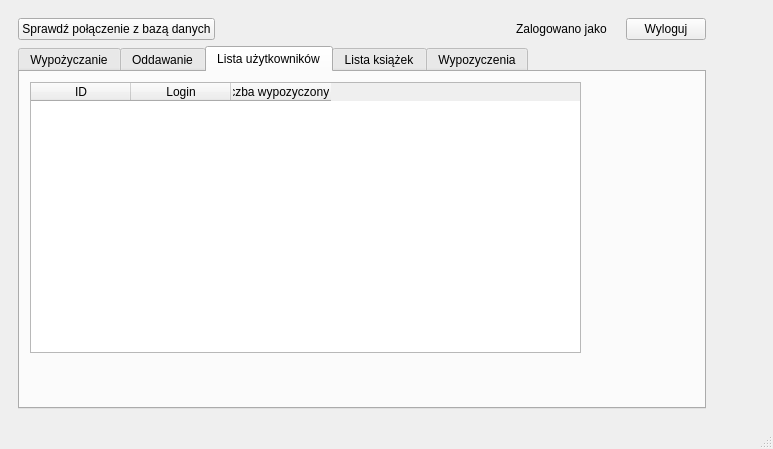
Qt form QT_files/mainwindow.ui (Sebastian029/Projekt-Cpp-v.2) before a commit.
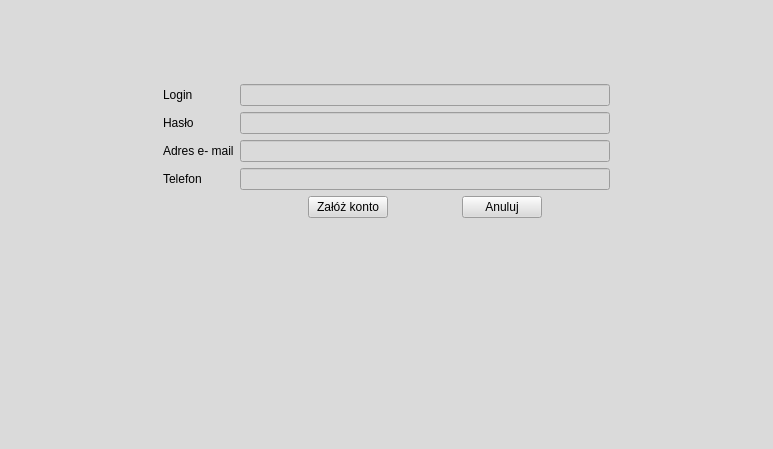
The same form after that commit. The open tabs and pages were chosen to show the change. Icons and pictures are not drawn.

Diff of the .ui file:
```diff
--- a/QT_files/mainwindow.ui
+++ b/QT_files/mainwindow.ui
@@ -11,11 +11,18 @@
    </rect>
   </property>
   <property name="windowTitle">
-   <string>MainWindow</string>
+   <string>Biblioteka</string>
+  </property>
+  <property name="windowIcon">
+   <iconset>
+    <normaloff>favicon.ico</normaloff>favicon.ico</iconset>
+  </property>
+  <property name="styleSheet">
+   <string notr="true">background-color: rgb(218, 218, 218);</string>
   </property>
   <widget class="QWidget" name="centralwidget">
-   <layout class="QFormLayout" name="formLayout_4">
-    <item row="0" column="0">
+   <layout class="QGridLayout" name="gridLayout">
+    <item row="0" column="1">
      <widget class="QStackedWidget" name="stackedWidget">
       <property name="currentIndex">
        <number>2</number>
@@ -234,146 +241,319 @@
         </layout>
        </widget>
       </widget>
-      <widget class="QWidget" name="page_4">
-       <layout class="QFormLayout" name="formLayout_6">
-        <item row="0" column="0" colspan="2">
+      <widget class="QWidget" name="page_tworzenie_konta">
+       <layout class="QGridLayout" name="gridLayout_2">
+        <item row="0" column="2">
+         <spacer name="horizontalSpacer_16">
+          <property name="orientation">
+           <enum>Qt::Horizontal</enum>
+          </property>
+          <property name="sizeHint" stdset="0">
+           <size>
+            <width>40</width>
+            <height>20</height>
+           </size>
+          </property>
+         </spacer>
+        </item>
+        <item row="0" column="0">
+         <spacer name="horizontalSpacer_14">
+          <property name="orientation">
+           <enum>Qt::Horizontal</enum>
+          </property>
+          <property name="sizeHint" stdset="0">
+           <size>
+            <width>40</width>
+            <height>20</height>
+           </size>
+          </property>
+         </spacer>
+        </item>
+        <item row="0" column="3">
+         <spacer name="horizontalSpacer_17">
+          <property name="orientation">
+           <enum>Qt::Horizontal</enum>
+          </property>
+          <property name="sizeHint" stdset="0">
+           <size>
+            <width>40</width>
+            <height>20</height>
+           </size>
+          </property>
+         </spacer>
+        </item>
+        <item row="3" column="2">
+         <spacer name="horizontalSpacer_7">
+          <property name="orientation">
+           <enum>Qt::Horizontal</enum>
+          </property>
+          <property name="sizeHint" stdset="0">
+           <size>
+            <width>40</width>
+            <height>20</height>
+           </size>
+          </property>
+         </spacer>
+        </item>
+        <item row="3" column="1">
+         <spacer name="horizontalSpacer_13">
+          <property name="orientation">
+           <enum>Qt::Horizontal</enum>
+          </property>
+          <property name="sizeHint" stdset="0">
+           <size>
+            <width>40</width>
+            <height>20</height>
+           </size>
+          </property>
+         </spacer>
+        </item>
+        <item row="0" column="1">
+         <spacer name="horizontalSpacer_15">
+          <property name="orientation">
+           <enum>Qt::Horizontal</enum>
+          </property>
+          <property name="sizeHint" stdset="0">
+           <size>
+            <width>40</width>
+            <height>20</height>
+           </size>
+          </property>
+         </spacer>
+        </item>
+        <item row="0" column="4">
+         <spacer name="horizontalSpacer_18">
+          <property name="orientation">
+           <enum>Qt::Horizontal</enum>
+          </property>
+          <property name="sizeHint" stdset="0">
+           <size>
+            <width>40</width>
+            <height>20</height>
+           </size>
+          </property>
+         </spacer>
+        </item>
+        <item row="3" column="4">
+         <spacer name="horizontalSpacer_10">
+          <property name="orientation">
+           <enum>Qt::Horizontal</enum>
+          </property>
+          <property name="sizeHint" stdset="0">
+           <size>
+            <width>40</width>
+            <height>20</height>
+           </size>
+          </property>
+         </spacer>
+        </item>
+        <item row="3" column="3">
+         <spacer name="horizontalSpacer_12">
+          <property name="orientation">
+           <enum>Qt::Horizontal</enum>
+          </property>
+          <property name="sizeHint" stdset="0">
+           <size>
+            <width>40</width>
+            <height>20</height>
+           </size>
+          </property>
+         </spacer>
+        </item>
+        <item row="1" column="0">
+         <spacer name="horizontalSpacer_5">
+          <property name="orientation">
+           <enum>Qt::Horizontal</enum>
+          </property>
+          <property name="sizeHint" stdset="0">
+           <size>
+            <width>40</width>
+            <height>20</height>
+           </size>
+          </property>
+         </spacer>
+        </item>
+        <item row="3" column="0">
+         <spacer name="horizontalSpacer_11">
+          <property name="orientation">
+           <enum>Qt::Horizontal</enum>
+          </property>
+          <property name="sizeHint" stdset="0">
+           <size>
+            <width>40</width>
+            <height>20</height>
+           </size>
+          </property>
+         </spacer>
+        </item>
+        <item row="1" column="4">
+         <spacer name="horizontalSpacer_6">
+          <property name="orientation">
+           <enum>Qt::Horizontal</enum>
+          </property>
+          <property name="sizeHint" stdset="0">
+           <size>
+            <width>40</width>
+            <height>20</height>
+           </size>
+          </property>
+         </spacer>
+        </item>
+        <item row="1" column="1" colspan="3">
          <layout class="QFormLayout" name="formLayout_5">
-          <item row="0" column="0">
+          <item row="1" column="0">
            <widget class="QLabel" name="label_6">
             <property name="text">
              <string>Login</string>
             </property>
            </widget>
           </item>
-          <item row="1" column="0">
+          <item row="1" column="1">
+           <widget class="QLineEdit" name="lineEdit_login_2">
+            <property name="maxLength">
+             <number>30</number>
+            </property>
+           </widget>
+          </item>
+          <item row="2" column="0">
            <widget class="QLabel" name="label_7">
             <property name="text">
              <string>Hasło</string>
             </property>
            </widget>
           </item>
-          <item row="2" column="0">
-           <widget class="QLabel" name="label_8">
-            <property name="text">
-             <string>Imię</string>
-            </property>
-           </widget>
-          </item>
-          <item row="3" column="0">
-           <widget class="QLabel" name="label_9">
-            <property name="text">
-             <string>Naswisko</string>
-            </property>
-           </widget>
-          </item>
-          <item row="4" column="0">
-           <widget class="QLabel" name="label_10">
-            <property name="text">
-             <string>tel. kontaktowy</string>
-            </property>
-           </widget>
-          </item>
-          <item row="5" column="0">
-           <widget class="QLabel" name="label_11">
-            <property name="text">
-             <string>Adres e-mail</string>
-            </property>
-           </widget>
-          </item>
-          <item row="6" column="0">
-           <widget class="QLabel" name="label_12">
-            <property name="text">
-             <string>Miasto</string>
-            </property>
-           </widget>
-          </item>
-          <item row="7" column="0">
-           <widget class="QLabel" name="label_13">
-            <property name="text">
-             <string>Ulica</string>
-            </property>
-           </widget>
-          </item>
-          <item row="8" column="0">
-           <widget class="QLabel" name="label_14">
-            <property name="text">
-             <string>Nr domu/mieszkania</string>
-            </property>
-           </widget>
-          </item>
-          <item row="9" column="0">
-           <widget class="QLabel" name="label_15">
-            <property name="text">
-             <string>Kod pocztowy</string>
-            </property>
-           </widget>
-          </item>
-          <item row="0" column="1">
-           <widget class="QLineEdit" name="lineEdit_login_2"/>
-          </item>
-          <item row="1" column="1">
-           <widget class="QLineEdit" name="lineEdit_haslo_2"/>
-          </item>
           <item row="2" column="1">
-           <widget class="QLineEdit" name="lineEdit_5"/>
+           <widget class="QLineEdit" name="lineEdit_haslo_2">
+            <property name="maxLength">
+             <number>30</number>
+            </property>
+           </widget>
+          </item>
+          <item row="3" column="0">
+           <widget class="QLabel" name="label_8">
+            <property name="text">
+             <string>Adres e- mail</string>
+            </property>
+           </widget>
           </item>
           <item row="3" column="1">
-           <widget class="QLineEdit" name="lineEdit_6"/>
+           <widget class="QLineEdit" name="lineEdit_email_2">
+            <property name="maxLength">
+             <number>30</number>
+            </property>
+           </widget>
+          </item>
+          <item row="4" column="0">
+           <widget class="QLabel" name="label_9">
+            <property name="text">
+             <string>Telefon</string>
+            </property>
+           </widget>
           </item>
           <item row="4" column="1">
-           <widget class="QLineEdit" name="lineEdit_7"/>
+           <widget class="QLineEdit" name="lineEdit_telefon_2">
+            <property name="inputMask">
+             <string/>
+            </property>
+            <property name="text">
+             <string/>
+            </property>
+            <property name="maxLength">
+             <number>30</number>
+            </property>
+           </widget>
           </item>
           <item row="5" column="1">
-           <widget class="QLineEdit" name="lineEdit_8"/>
+           <layout class="QGridLayout" name="gridLayout_9">
+            <item row="0" column="1">
+             <widget class="QPushButton" name="pushButton_zaloz">
+              <property name="text">
+               <string>Załóż konto</string>
+              </property>
+             </widget>
+            </item>
+            <item row="0" column="3">
+             <widget class="QPushButton" name="pushButton_anuluj">
+              <property name="text">
+               <string>Anuluj</string>
+              </property>
+             </widget>
+            </item>
+            <item row="0" column="2">
+             <spacer name="horizontalSpacer_19">
+              <property name="orientation">
+               <enum>Qt::Horizontal</enum>
+              </property>
+              <property name="sizeHint" stdset="0">
+               <size>
+                <width>40</width>
+                <height>20</height>
+               </size>
+              </property>
+             </spacer>
+            </item>
+            <item row="0" column="0">
+             <spacer name="horizontalSpacer_20">
+              <property name="orientation">
+               <enum>Qt::Horizontal</enum>
+              </property>
+              <property name="sizeHint" stdset="0">
+               <size>
+                <width>40</width>
+                <height>20</height>
+               </size>
+              </property>
+             </spacer>
+            </item>
+            <item row="0" column="4">
+             <spacer name="horizontalSpacer_21">
+              <property name="orientation">
+               <enum>Qt::Horizontal</enum>
+              </property>
+              <property name="sizeHint" stdset="0">
+               <size>
+                <width>40</width>
+                <height>20</height>
+               </size>
+              </property>
+             </spacer>
+            </item>
+           </layout>
           </item>
-          <item row="6" column="1">
-           <widget class="QLineEdit" name="lineEdit_9"/>
-          </item>
-          <item row="7" column="1">
-           <widget class="QLineEdit" name="lineEdit_10"/>
-          </item>
-          <item row="8" column="1">
-           <widget class="QLineEdit" name="lineEdit_11"/>
-          </item>
-          <item row="9" column="1">
-           <widget class="QLineEdit" name="lineEdit_12"/>
-          </item>
-          <item row="10" column="1">
-           <widget class="QPushButton" name="pushButton_zaloz">
-            <property name="text">
-             <string>Załóż konto</string>
+          <item row="0" column="1">
+           <spacer name="verticalSpacer_4">
+            <property name="orientation">
+             <enum>Qt::Vertical</enum>
             </property>
-           </widget>
-          </item>
-          <item row="10" column="0">
-           <widget class="QPushButton" name="pushButton_anuluj">
-            <property name="text">
-             <string>Anuluj</string>
+            <property name="sizeHint" stdset="0">
+             <size>
+              <width>20</width>
+              <height>40</height>
+             </size>
             </property>
-           </widget>
+           </spacer>
           </item>
          </layout>
         </item>
+        <item row="2" column="2">
+         <spacer name="verticalSpacer_6">
+          <property name="orientation">
+           <enum>Qt::Vertical</enum>
+          </property>
+          <property name="sizeHint" stdset="0">
+           <size>
+            <width>20</width>
+            <height>40</height>
+           </size>
+          </property>
+         </spacer>
+        </item>
        </layout>
       </widget>
       <widget class="QWidget" name="page_5">
        <layout class="QGridLayout" name="gridLayout_4">
         <item row="0" column="0">
          <layout class="QGridLayout" name="gridLayout_5">
-          <item row="0" column="0">
-           <widget class="QPushButton" name="pushButton_sprawdz">
-            <property name="text">
-             <string>Sprawdź połączenie z bazą danych</string>
-            </property>
-           </widget>
-          </item>
-          <item row="0" column="2">
-           <widget class="QLabel" name="label_16">
-            <property name="text">
-             <string>Zalogowano jako</string>
-            </property>
-           </widget>
-          </item>
           <item row="0" column="1">
            <spacer name="horizontalSpacer_4">
             <property name="orientation">
@@ -433,27 +613,25 @@
              <widget class="QTableWidget" name="tableWidget_uzytkownicy">
               <property name="geometry">
                <rect>
-                <x>10</x>
-                <y>10</y>
-                <width>551</width>
-                <height>271</height>
+                <x>100</x>
+                <y>30</y>
+                <width>471</width>
+                <height>141</height>
                </rect>
               </property>
-              <column>
-               <property name="text">
-                <string>ID</string>
-               </property>
-              </column>
-              <column>
-               <property name="text">
-                <string>Login</string>
-               </property>
-              </column>
-              <column>
-               <property name="text">
-                <string>Liczba wypozyczonych</string>
-               </property>
-              </column>
+             </widget>
+             <widget class="QPushButton" name="pushButton">
+              <property name="geometry">
+               <rect>
+                <x>250</x>
+                <y>210</y>
+                <width>93</width>
+                <height>28</height>
+               </rect>
+              </property>
+              <property name="text">
+               <string>Zwroc ksiazke</string>
+              </property>
              </widget>
             </widget>
             <widget class="QWidget" name="ksiazki">
@@ -491,6 +669,45 @@
               </column>
              </widget>
             </widget>
+            <widget class="QWidget" name="uzytkownicy">
+             <attribute name="title">
+              <string>Lista użytkowników</string>
+             </attribute>
+             <widget class="QTableWidget" name="tableWidget_uzytkownicy">
+              <property name="geometry">
+               <rect>
+                <x>10</x>
+                <y>0</y>
+                <width>711</width>
+                <height>281</height>
+               </rect>
+              </property>
+              <attribute name="horizontalHeaderStretchLastSection">
+               <bool>true</bool>
+              </attribute>
+              <attribute name="verticalHeaderVisible">
+               <bool>false</bool>
+              </attribute>
+              <attribute name="verticalHeaderStretchLastSection">
+               <bool>false</bool>
+              </attribute>
+              <column>
+               <property name="text">
+                <string>ID</string>
+               </property>
+              </column>
+              <column>
+               <property name="text">
+                <string>Login</string>
+               </property>
+              </column>
+              <column>
+               <property name="text">
+                <string>Liczba wypozyczonych</string>
+               </property>
+              </column>
+             </widget>
+            </widget>
             <widget class="QWidget" name="wypozyczenia">
              <attribute name="title">
               <string>Wypozyczenia</string>
```
Left out of the diff: 76 changed lines with no effect on the pictures.
